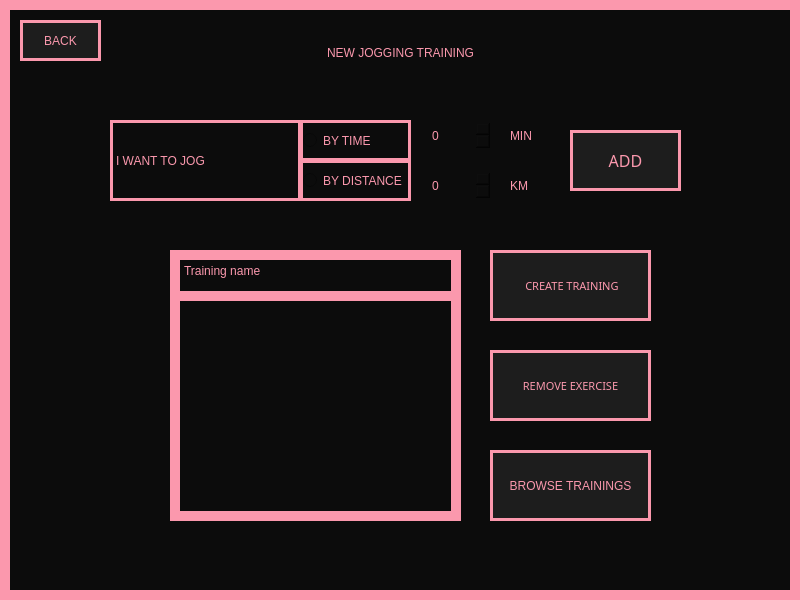
Qt form View/NewJoggingTraining.ui (Hanna-J-K/fitnessapp) before a commit.
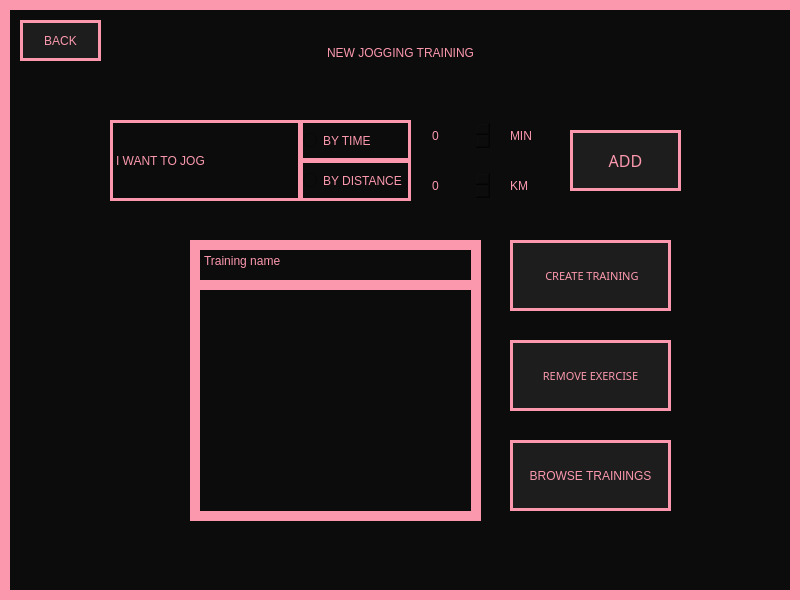
The same form after that commit.

```diff
--- a/View/NewJoggingTraining.ui
+++ b/View/NewJoggingTraining.ui
@@ -210,40 +210,11 @@
      <string>BACK</string>
     </property>
    </widget>
-   <widget class="QPushButton" name="create_training_btn">
-    <property name="geometry">
-     <rect>
-      <x>490</x>
-      <y>250</y>
-      <width>161</width>
-      <height>71</height>
-     </rect>
-    </property>
-    <property name="font">
-     <font>
-      <family>PRIMETIME</family>
-      <pointsize>8</pointsize>
-      <weight>50</weight>
-      <italic>false</italic>
-      <bold>false</bold>
-     </font>
-    </property>
-    <property name="cursor">
-     <cursorShape>PointingHandCursor</cursorShape>
-    </property>
-    <property name="styleSheet">
-     <string notr="true">background-color: #1D1D1D;border: 3px solid #FB98AD;
-font: 8pt &quot;PRIMETIME&quot;;</string>
-    </property>
-    <property name="text">
-     <string> CREATE TRAINING</string>
-    </property>
-   </widget>
    <widget class="QPushButton" name="remove_training_btn">
     <property name="geometry">
      <rect>
-      <x>490</x>
-      <y>350</y>
+      <x>510</x>
+      <y>340</y>
       <width>161</width>
       <height>71</height>
      </rect>
@@ -268,39 +239,37 @@
      <string>REMOVE EXERCISE</string>
     </property>
    </widget>
-   <widget class="QListWidget" name="training_list">
-    <property name="geometry">
-     <rect>
-      <x>170</x>
-      <y>280</y>
-      <width>291</width>
-      <height>241</height>
-     </rect>
-    </property>
-   </widget>
    <widget class="QPlainTextEdit" name="training_name">
     <property name="geometry">
      <rect>
-      <x>170</x>
-      <y>250</y>
+      <x>190</x>
+      <y>240</y>
       <width>291</width>
       <height>51</height>
      </rect>
     </property>
     <property name="styleSheet">
-     <string notr="true">border: 10px solid #FB98AD;
-font: 12pt &quot;MS Shell Dlg 2&quot;;
-</string>
+     <string notr="true">font: 12pt &quot;PRIMETIME&quot;;</string>
     </property>
     <property name="plainText">
      <string>Training name</string>
     </property>
    </widget>
+   <widget class="QListWidget" name="training_list">
+    <property name="geometry">
+     <rect>
+      <x>190</x>
+      <y>280</y>
+      <width>291</width>
+      <height>241</height>
+     </rect>
+    </property>
+   </widget>
    <widget class="QPushButton" name="browse_btn">
     <property name="geometry">
      <rect>
-      <x>490</x>
-      <y>450</y>
+      <x>510</x>
+      <y>440</y>
       <width>161</width>
       <height>71</height>
      </rect>
@@ -316,6 +285,35 @@
      <string>BROWSE TRAININGS</string>
     </property>
    </widget>
+   <widget class="QPushButton" name="create_training_btn">
+    <property name="geometry">
+     <rect>
+      <x>510</x>
+      <y>240</y>
+      <width>161</width>
+      <height>71</height>
+     </rect>
+    </property>
+    <property name="font">
+     <font>
+      <family>PRIMETIME</family>
+      <pointsize>8</pointsize>
+      <weight>50</weight>
+      <italic>false</italic>
+      <bold>false</bold>
+     </font>
+    </property>
+    <property name="cursor">
+     <cursorShape>PointingHandCursor</cursorShape>
+    </property>
+    <property name="styleSheet">
+     <string notr="true">background-color: #1D1D1D;border: 3px solid #FB98AD;
+font: 8pt &quot;PRIMETIME&quot;;</string>
+    </property>
+    <property name="text">
+     <string> CREATE TRAINING</string>
+    </property>
+   </widget>
   </widget>
  </widget>
  <resources/>
```
